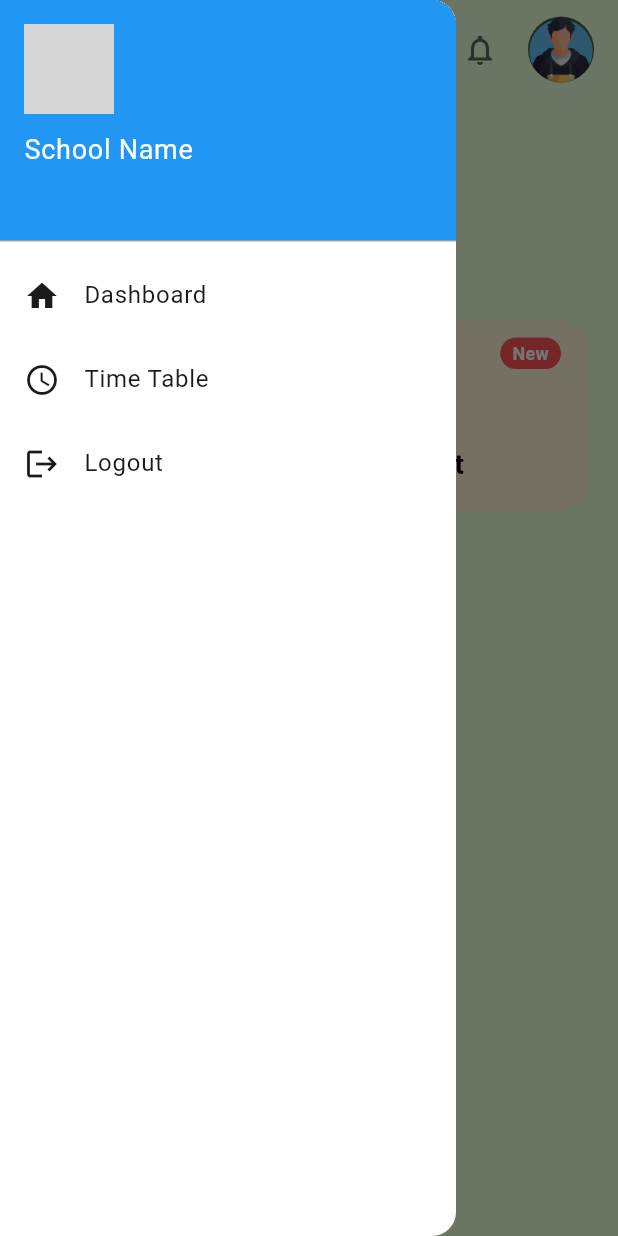
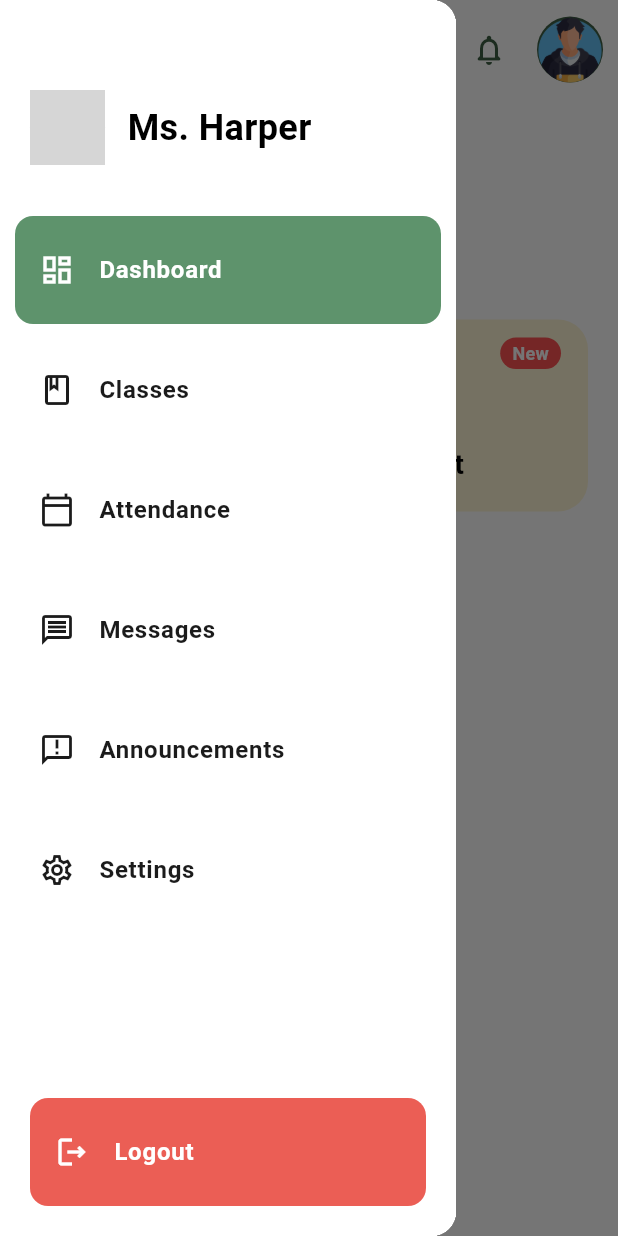
Before and after one commit to AbdulSalam78976/School-Management-System, a Flutter app: the TeacherHomeScreen screen opened directly, with the side drawer open, on a phone screen of 412 x 824 dp. Run offline on Flutter 3.47's test engine with Material 3 defaults, Android fonts, the phone set to English and light mode, and no system bars; our stand-ins replace flutter_svg, get, google_fonts, lottie; grey boxes are pictures that could not be loaded.

```diff
--- a/lib/teacher/components/custom_appbar.dart
+++ b/lib/common/components/custom_appbar.dart
@@ -1,7 +1,10 @@
 import 'package:flutter/material.dart';
+import 'package:school_app/common/resources/theme/colors.dart';
+import 'package:google_fonts/google_fonts.dart';
 
 class CustomAppBar extends StatelessWidget implements PreferredSizeWidget {
-  const CustomAppBar({super.key});
+  final String text;
+  const CustomAppBar({super.key, required this.text});
 
   @override
   Size get preferredSize => const Size.fromHeight(kToolbarHeight + 10);
@@ -10,7 +13,7 @@ class CustomAppBar extends StatelessWidget implements PreferredSizeWidget {
   Widget build(BuildContext context) {
     return SafeArea(
       child: Padding(
-        padding: const EdgeInsets.symmetric(horizontal: 16, vertical: 10),
+        padding: const EdgeInsets.symmetric(horizontal: 10, vertical: 10),
         child: Row(
           mainAxisAlignment: MainAxisAlignment.spaceBetween,
           children: [
@@ -22,12 +25,28 @@ class CustomAppBar extends StatelessWidget implements PreferredSizeWidget {
               },
             ),
 
+            // Center title
+            Expanded(
+              child: Center(
+                child: Text(
+                  text,
+                  style: GoogleFonts.bebasNeue(
+                    color: AppPalette.primaryColor,
+                    fontSize: 25,
+                    fontWeight: FontWeight.w600,
+                    letterSpacing: 2,
+                  ),
+                  textAlign: TextAlign.center,
+                  overflow: TextOverflow.ellipsis,
+                ),
+              ),
+            ),
+
             // Notification and profile
             Row(
               children: [
                 IconButton(
-                  icon: const Icon(Icons.notifications_none),
-                  color: Colors.grey[700],
+                  icon: const Icon(Icons.notifications_none_rounded),
                   onPressed: () {
                     // Handle notification tap
                   },
--- /dev/null
+++ b/lib/common/components/custom_drawer.dart
@@ -0,0 +1,149 @@
+import 'package:flutter/material.dart';
+import 'package:school_app/common/models/drawer_model.dart';
+import 'package:school_app/common/resources/theme/colors.dart';
+
+class CustomDrawer extends StatelessWidget {
+  final String userName;
+  final String? userProfileImage;
+  final List<DrawerModel> items;
+  final VoidCallback? onLogout;
+
+  const CustomDrawer({
+    super.key,
+    required this.userName,
+    this.userProfileImage,
+    required this.items,
+    this.onLogout,
+  });
+
+  @override
+  Widget build(BuildContext context) {
+    return Drawer(
+      child: Container(
+        color: Colors.white,
+        child: Column(
+          children: [
+            // Header with profile picture and name
+            Container(
+              padding: const EdgeInsets.fromLTRB(20, 60, 20, 30),
+              child: Row(
+                children: [
+                  // Profile Picture
+                  CircleAvatar(
+                    radius: 25,
+                    backgroundImage: userProfileImage != null
+                        ? AssetImage(userProfileImage!)
+                        : null,
+                    backgroundColor: userProfileImage == null
+                        ? AppPalette.primaryColor
+                        : null,
+                    child: userProfileImage == null
+                        ? Text(
+                            userName.isNotEmpty
+                                ? userName[0].toUpperCase()
+                                : 'U',
+                            style: const TextStyle(
+                              color: Colors.white,
+                              fontSize: 20,
+                              fontWeight: FontWeight.bold,
+                            ),
+                          )
+                        : null,
+                  ),
+                  const SizedBox(width: 15),
+                  // User Name
+                  Expanded(
+                    child: Text(
+                      userName,
+                      style: const TextStyle(
+                        fontSize: 24,
+                        fontWeight: FontWeight.bold,
+                        color: Colors.black,
+                      ),
+                    ),
+                  ),
+                ],
+              ),
+            ),
+
+            // Menu Items
+            Expanded(
+              child: ListView.builder(
+                padding: const EdgeInsets.symmetric(horizontal: 10),
+                itemCount: items.length,
+                itemBuilder: (context, index) {
+                  final item = items[index];
+
+                  return Container(
+                    margin: const EdgeInsets.symmetric(vertical: 4),
+                    decoration: BoxDecoration(
+                      color: item.isActive
+                          ? AppPalette.secondaryColor
+                          : Colors.transparent,
+                      borderRadius: BorderRadius.circular(12),
+                    ),
+                    child: ListTile(
+                      leading: Icon(
+                        item.icon,
+                        color: item.isActive
+                            ? Colors.white
+                            : AppPalette.textColor,
+                        size: 24,
+                      ),
+                      title: Text(
+                        item.title,
+                        style: TextStyle(
+                          fontWeight: FontWeight.bold,
+                          color: item.isActive
+                              ? Colors.white
+                              : AppPalette.textColor,
+                          fontSize: 16,
+                        ),
+                      ),
+                      onTap: item.onTap,
+                      contentPadding: const EdgeInsets.symmetric(
+                        horizontal: 16,
+                        vertical: 8,
+                      ),
+                    ),
+                  );
+                },
+              ),
+            ),
+
+            // Logout Button at bottom
+            Container(
+              padding: const EdgeInsets.all(20),
+              child: Container(
+                decoration: BoxDecoration(
+                  color: AppPalette.errorColor,
+                  borderRadius: BorderRadius.circular(12),
+                ),
+                child: ListTile(
+                  leading: Icon(
+                    Icons.logout_outlined,
+                    color: Colors.white,
+                    size: 24,
+                  ),
+                  title: const Text(
+                    'Logout',
+                    style: TextStyle(
+                      fontWeight: FontWeight.bold,
+                      color: Colors.white,
+                      fontSize: 16,
+                    ),
+                  ),
+                  onTap: onLogout,
+                  contentPadding: const EdgeInsets.symmetric(
+                    horizontal: 16,
+                    vertical: 8,
+                  ),
+                ),
+              ),
+            ),
+          ],
+        ),
+      ),
+    );
+  }
+}
--- a/lib/common/login/controller/login_controller.dart
+++ b/lib/common/login/controller/login_controller.dart
@@ -1,6 +1,5 @@
 import 'package:flutter/material.dart';
 import 'package:get/get.dart';
-import 'package:school_app/common/utils/utils.dart';
 
 class LoginController extends GetxController {
   final emailController = TextEditingController();
--- a/lib/common/login/screen/login_screen.dart
+++ b/lib/common/login/screen/login_screen.dart
@@ -1,10 +1,10 @@
 import 'package:flutter/material.dart';
 import 'package:flutter_svg/flutter_svg.dart';
+import 'package:school_app/common/components/loading_widget.dart';
 import 'package:school_app/common/resources/theme/colors.dart';
 import 'package:school_app/common/utils/utils.dart';
 import 'package:get/get.dart';
 import 'package:school_app/common/login/controller/login_controller.dart';
-import 'package:school_app/common/loading_widget.dart';
 
 class LoginScreen extends StatelessWidget {
   LoginScreen({super.key});
@@ -158,7 +158,7 @@ class LoginScreen extends StatelessWidget {
               () => controller.isLoading.value
                   ? Container(
                       color: Colors.black.withOpacity(0.3),
-                      child: const Center(child: LoadingWidget(size: 160)),
+                      child: const Center(child: LoadingWidget()),
                     )
                   : const SizedBox.shrink(),
             ),
--- /dev/null
+++ b/lib/common/models/drawer_model.dart
@@ -0,0 +1,15 @@
+import 'package:flutter/material.dart';
+
+class DrawerModel {
+  final IconData icon;
+  final String title;
+  final VoidCallback onTap;
+  final bool isActive;
+
+  const DrawerModel({
+    required this.icon,
+    required this.title,
+    required this.onTap,
+    required this.isActive,
+  });
+}
--- a/lib/common/resources/theme/app_theme.dart
+++ b/lib/common/resources/theme/app_theme.dart
@@ -3,7 +3,7 @@ import 'package:school_app/common/resources/theme/colors.dart';
 
 final AppTheme = ThemeData(
   primaryColor: AppPalette.primaryColor,
-  scaffoldBackgroundColor: AppPalette.backgroundColor,
+  scaffoldBackgroundColor: Colors.white,
   colorScheme: ColorScheme(
     primary: AppPalette.primaryColor,
     secondary: AppPalette.secondaryColor,
--- a/lib/main.dart
+++ b/lib/main.dart
@@ -16,9 +16,9 @@ class MyApp extends StatelessWidget {
   Widget build(BuildContext context) {
     return GetMaterialApp(
       debugShowCheckedModeBanner: false,
-      title: 'School App',
+      title: 'School Management App',
       theme: AppTheme,
-      home: LoginScreen(),
+      home: TeacherHomeScreen(),
     );
   }
 }
--- /dev/null
+++ b/lib/teacher/data/teacher_drawer_data.dart
@@ -0,0 +1,70 @@
+import 'package:flutter/material.dart';
+import 'package:get/get.dart';
+import 'package:school_app/common/models/drawer_model.dart';
+import 'package:school_app/teacher/screens/screens%20controller/teacher_dashboard_controller.dart';
+
+class TeacherDrawerData {
+  static List<DrawerModel> getTeacherDrawerItems(
+    TeacherDashboardController controller,
+  ) => [
+    DrawerModel(
+      icon: Icons.dashboard_outlined,
+      title: 'Dashboard',
+      isActive: controller.activeDrawerIndex.value == 0,
+      onTap: () {
+        controller.setActiveIndex(0);
+        // Navigate to dashboard or stay on current screen
+      },
+    ),
+    DrawerModel(
+      icon: Icons.class_outlined,
+      title: 'Classes',
+      isActive: controller.activeDrawerIndex.value == 1,
+      onTap: () {
+        controller.setActiveIndex(1);
+        // Navigate to classes screen
+        Get.toNamed('/classes');
+      },
+    ),
+    DrawerModel(
+      icon: Icons.calendar_today_outlined,
+      title: 'Attendance',
+      isActive: controller.activeDrawerIndex.value == 2,
+      onTap: () {
+        controller.setActiveIndex(2);
+        // Navigate to attendance screen
+        Get.toNamed('/attendance');
+      },
+    ),
+    DrawerModel(
+      icon: Icons.message_outlined,
+      title: 'Messages',
+      isActive: controller.activeDrawerIndex.value == 3,
+      onTap: () {
+        controller.setActiveIndex(3);
+        // Navigate to messages screen
+        Get.toNamed('/messages');
+      },
+    ),
+    DrawerModel(
+      icon: Icons.announcement_outlined,
+      title: 'Announcements',
+      isActive: controller.activeDrawerIndex.value == 5,
+      onTap: () {
+        controller.setActiveIndex(5);
+        // Navigate to help screen
+        Get.toNamed('/help');
+      },
+    ),
+    DrawerModel(
+      icon: Icons.settings_outlined,
+      title: 'Settings',
+      isActive: controller.activeDrawerIndex.value == 4,
+      onTap: () {
+        controller.setActiveIndex(4);
+        // Navigate to settings screen
+        Get.toNamed('/settings');
+      },
+    ),
+  ];
+}
--- /dev/null
+++ b/lib/teacher/screens/screens controller/teacher_dashboard_controller.dart
@@ -0,0 +1,9 @@
+import 'package:get/get.dart';
+
+class TeacherDashboardController extends GetxController {
+  var activeDrawerIndex = 0.obs;
+
+  void setActiveIndex(int index) {
+    activeDrawerIndex.value = index;
+  }
+}
--- a/lib/teacher/screens/teacher_dashboard.dart
+++ b/lib/teacher/screens/teacher_dashboard.dart
@@ -1,46 +1,39 @@
 import 'dart:ui';
 
 import 'package:flutter/material.dart';
-import 'package:school_app/teacher/components/custom_appbar.dart';
-import 'package:school_app/teacher/components/custom_drawer.dart';
+import 'package:get/get.dart';
+import 'package:school_app/common/components/custom_appbar.dart';
+import 'package:school_app/common/components/custom_drawer.dart';
+import 'package:school_app/teacher/screens/screens%20controller/teacher_dashboard_controller.dart';
+import 'package:school_app/teacher/data/teacher_drawer_data.dart';
 
 class TeacherHomeScreen extends StatelessWidget {
   const TeacherHomeScreen({super.key});
 
   @override
   Widget build(BuildContext context) {
+    final TeacherDashboardController drawerController = Get.put(
+      TeacherDashboardController(),
+    );
+
     return Scaffold(
-      drawer: CustomDrawer(),
-      appBar: CustomAppBar(),
+      drawer: Obx(
+        () => CustomDrawer(
+          userName: 'Ms. Harper',
+          userProfileImage: 'assets/images/ms_harper.png',
+          items: TeacherDrawerData.getTeacherDrawerItems(drawerController),
+          onLogout: () {
+            // Handle teacher logout
+            Navigator.of(context).pushReplacementNamed('/login');
+          },
+        ),
+      ),
+      appBar: CustomAppBar(text: "Dashboard"),
 
       body: SafeArea(
         child: Padding(
           padding: const EdgeInsets.symmetric(horizontal: 20.0),
-          child: Stack(
-            children: [
-              Positioned(
-                top: 100,
-                right: 0,
-
-                child: Transform.rotate(
-                  angle: 70,
-                  child: const Image(
-                    image: AssetImage('assets/images/bg.png'),
-                    fit: BoxFit.cover,
-                    width: 400,
-                  ),
-                ),
-              ),
-
-              Positioned.fill(
-                child: BackdropFilter(
-                  filter: ImageFilter.blur(sigmaX: 2, sigmaY: 2),
-                  child: Container(
-                    color: Colors.black.withOpacity(0), // Needed to enable blur
-                  ),
-                ),
-              ),
-              SingleChildScrollView(
+          child: SingleChildScrollView(
             scrollDirection: Axis.vertical,
             child: Column(
               crossAxisAlignment: CrossAxisAlignment.start,
@@ -52,8 +45,6 @@ class TeacherHomeScreen extends StatelessWidget {
                 const SizedBox(height: 30),
               ],
             ),
-              ),
-            ],
           ),
         ),
       ),
@@ -231,52 +222,3 @@ class _ActionCard extends StatelessWidget {
     );
   }
 }
-
-class CustomDrawer extends StatelessWidget {
-  const CustomDrawer({super.key});
-
-  @override
-  Widget build(BuildContext context) {
-    return Drawer(
-      child: ListView(
-        padding: EdgeInsets.zero,
-        children: [
-          DrawerHeader(
-            decoration: const BoxDecoration(color: Colors.blue),
-            child: Column(
-              crossAxisAlignment: CrossAxisAlignment.start,
-              children: const [
-                CircleAvatar(
-                  radius: 30,
-                  backgroundImage: AssetImage('assets/images/school_logo.png'),
-                ),
-                SizedBox(height: 10),
-                Text(
-                  'School Name',
-                  style: TextStyle(color: Colors.white, fontSize: 18),
-                ),
-              ],
-            ),
-          ),
-          ListTile(
-            leading: const Icon(Icons.home),
-            title: const Text('Dashboard'),
-            onTap: () {},
-          ),
-          ListTile(
-            leading: const Icon(Icons.schedule),
-            title: const Text('Time Table'),
-            onTap: () {},
-          ),
-          ListTile(
-            leading: const Icon(Icons.logout),
-            title: const Text('Logout'),
-            onTap: () {
-              // Handle logout
-            },
-          ),
-        ],
-      ),
-    );
-  }
-}
--- a/pubspec.yaml
+++ b/pubspec.yaml
@@ -39,6 +39,7 @@ dependencies:
   shared_preferences:
   flutter_svg:
   lottie:
+  google_fonts:
 
 
 dev_dependencies:
```
Also changed, not shown: lib/common/components/loading_widget.dart (added, +34 -0 lines), lib/common/data/app_exceptions.dart (added, +44 -0 lines), lib/common/data/network/base_api_services.dart (added, +8 -0 lines), lib/common/data/network/network_api_services.dart (added, +72 -0 lines), lib/common/data/response/api_response.dart (added, +18 -0 lines), lib/common/loading_widget.dart (deleted, +0 -54 lines), lib/teacher/components/custom_drawer.dart (deleted, +0 -50 lines), lib/common/components/custom_card_widget.dart (renamed from lib/teacher/components/custom_card_widget.dart), pubspec.lock, 1 other file. Lines whose indentation alone changed are shown as unchanged.
